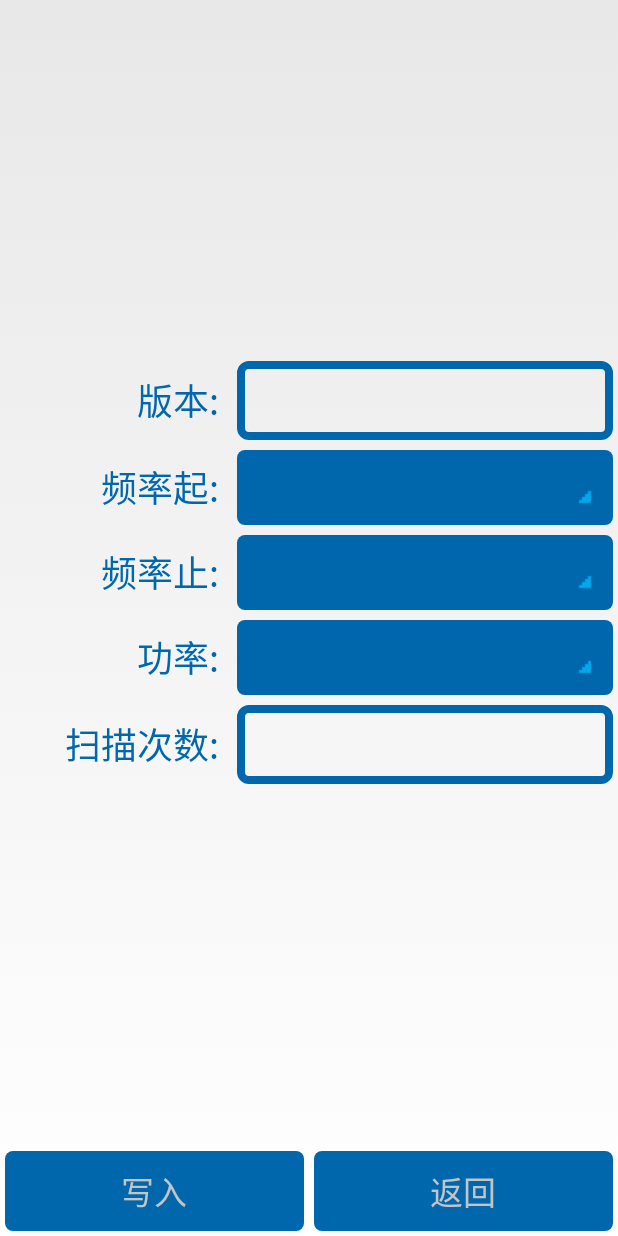
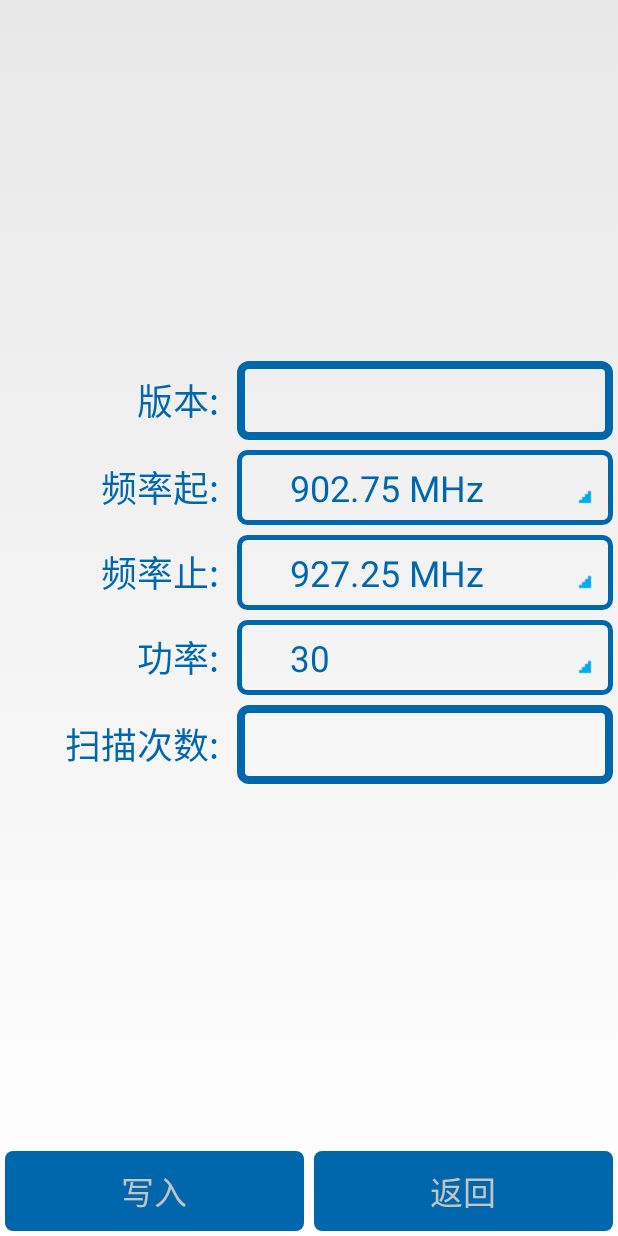
Before and after one commit to savageno1/ChingluhAndroid, an Android app: the ScanLabelSetActivity screen opened directly, with no data from a screen before it, on a phone screen of 412 x 824 dp. Run offline under Robolectric (Android 15) with nearby library versions, the phone set to English and light mode, and no system bars; network calls fail.

Commit message:
调整页面布局及页面导向

```diff
--- a/chingluh_android_app/src/main/java/com/chingluh/android/activity/withoutlogin/scanlabel/ScanLabelSetActivity.java
+++ b/chingluh_android_app/src/main/java/com/chingluh/android/activity/withoutlogin/scanlabel/ScanLabelSetActivity.java
@@ -3,6 +3,9 @@ package com.chingluh.android.activity.withoutlogin.scanlabel;
 import android.app.Activity;
 import android.os.Bundle;
 import android.view.View;
+import android.widget.Adapter;
+import android.widget.ArrayAdapter;
+import android.widget.Spinner;
 
 import com.chingluh.android.R;
 import com.chingluh.android.thread.ScanLabelOpenThread;
@@ -30,6 +33,24 @@ public class ScanLabelSetActivity extends Activity{
 		super.onCreate(savedInstanceState);
 		setContentView(R.layout.activity_scanlabel_set);
 		//
+		Spinner spinnerDMin=(Spinner)findViewById(R.id.spinner_ScanLabel_DMin);
+		ArrayAdapter<CharSequence> arrayAdapterDMin=ArrayAdapter.createFromResource(this,R.array.Spinner_Items_Frequencies,android.R.layout.simple_spinner_item);
+		arrayAdapterDMin.setDropDownViewResource(android.R.layout.simple_spinner_dropdown_item);
+		spinnerDMin.setAdapter(arrayAdapterDMin);
+		spinnerDMin.setSelection(0,true);
+		//
+		Spinner spinnerDMax=(Spinner)findViewById(R.id.spinner_ScanLabel_DMax);
+		ArrayAdapter<CharSequence> arrayAdapterDMax=ArrayAdapter.createFromResource(this,R.array.Spinner_Items_Frequencies,android.R.layout.simple_spinner_item);
+		arrayAdapterDMax.setDropDownViewResource(android.R.layout.simple_spinner_dropdown_item);
+		spinnerDMax.setAdapter(arrayAdapterDMax);
+		spinnerDMax.setSelection(arrayAdapterDMax.getCount()-1,true);
+		//
+		Spinner spinnerPower=(Spinner)findViewById(R.id.spinner_ScanLabel_Power);
+		ArrayAdapter<CharSequence> arrayAdapterPower=ArrayAdapter.createFromResource(this,R.array.Spinner_Items_Powers,android.R.layout.simple_spinner_item);
+		arrayAdapterPower.setDropDownViewResource(android.R.layout.simple_spinner_dropdown_item);
+		spinnerPower.setAdapter(arrayAdapterPower);
+		spinnerPower.setSelection(arrayAdapterPower.getCount()-1,true);
+		//
 		findViewById(R.id.buttonScanLabelWrite).setOnClickListener(onClickListener);
 		findViewById(R.id.buttonScanLabelBack).setOnClickListener(onClickListener);
 	}
--- a/chingluh_android_app/src/main/res/drawable/spinner_background.xml
+++ b/chingluh_android_app/src/main/res/drawable/spinner_background.xml
@@ -4,10 +4,11 @@
 		<layer-list>
 			<item>
 				<shape android:shape="rectangle">
-					<solid android:color="@color/Chingluh_Blue" />
+					<solid android:color="@color/Chingluh_Transparent" />
 					<corners android:radius="5dip" />
 					<size android:height="50dip" />
 					<padding android:bottom="3dip" android:left="3dip" android:right="3dip" android:top="3dip" />
+					<stroke android:width="3dip" android:color="@color/Chingluh_Blue"/>
 				</shape>
 			</item>
 			<item>
--- a/chingluh_android_app/src/main/res/layout/activity_scanlabel_set.xml
+++ b/chingluh_android_app/src/main/res/layout/activity_scanlabel_set.xml
@@ -54,7 +54,9 @@
 				android:layout_width="fill_parent"
 				android:layout_height="50dip"
 				android:layout_weight="0.3"
-				android:layout_margin="3dip" />
+				android:layout_margin="3dip"
+				android:paddingEnd="30dip"
+				android:paddingStart="30dip" />
 		</TableRow>
 
 		<TableRow
@@ -76,7 +78,9 @@
 				android:layout_width="fill_parent"
 				android:layout_height="50dip"
 				android:layout_weight="0.3"
-				android:layout_margin="3dip" />
+				android:layout_margin="3dip"
+				android:paddingEnd="30dip"
+				android:paddingStart="30dip" />
 		</TableRow>
 
 		<TableRow
@@ -98,7 +102,9 @@
 				android:layout_width="fill_parent"
 				android:layout_height="50dip"
 				android:layout_weight="0.3"
-				android:layout_margin="3dip" />
+				android:layout_margin="3dip"
+				android:paddingEnd="30dip"
+				android:paddingStart="30dip" />
 		</TableRow>
 
 		<TableRow
--- a/chingluh_android_app/src/main/res/layout/spinner_item_company.xml
+++ b/chingluh_android_app/src/main/res/layout/spinner_item_company.xml
@@ -1,17 +1,17 @@
 <?xml version="1.0" encoding="utf-8"?>
 <LinearLayout xmlns:android="http://schemas.android.com/apk/res/android"
 	android:layout_width="fill_parent"
-	android:layout_height="match_parent"
-	android:background="@color/Chingluh_Blue"
-	android:gravity="center"
-	android:orientation="horizontal">
+	android:layout_height="fill_parent"
+	android:layout_gravity="center_horizontal"
+	android:background="@color/Chingluh_Transparent"
+	android:orientation="vertical">
 
 	<TextView
 		android:id="@+id/textViewCompanyName"
 		android:layout_width="fill_parent"
-		android:layout_height="match_parent"
+		android:layout_height="wrap_content"
 		android:background="@color/Chingluh_Transparent"
-		android:gravity="center"
-		android:textColor="@color/Chingluh_Gray"
+		android:gravity="center_vertical"
+		android:textColor="@color/Chingluh_Blue"
 		android:textSize="20sp" />
 </LinearLayout>
--- a/chingluh_android_app/src/main/res/values/strings.xml
+++ b/chingluh_android_app/src/main/res/values/strings.xml
@@ -41,4 +41,89 @@
 	<string name="TextView_ScanLabel_DMax">频率止:</string>
 	<string name="TextView_ScanLabel_Power">功率:</string>
 	<string name="TextView_ScanLabel_Time">扫描次数:</string>
+	<string-array name="Spinner_Items_Frequencies">
+		<item>902.75 MHz</item>
+		<item>903.25 MHz</item>
+		<item>903.75 MHz</item>
+		<item>904.25 MHz</item>
+		<item>904.75 MHz</item>
+		<item>905.25 MHz</item>
+		<item>905.75 MHz</item>
+		<item>906.25 MHz</item>
+		<item>906.75 MHz</item>
+		<item>907.25 MHz</item>
+		<item>907.75 MHz</item>
+		<item>908.25 MHz</item>
+		<item>908.75 MHz</item>
+		<item>909.25 MHz</item>
+		<item>909.75 MHz</item>
+		<item>910.25 MHz</item>
+		<item>910.75 MHz</item>
+		<item>911.25 MHz</item>
+		<item>911.75 MHz</item>
+		<item>912.25 MHz</item>
+		<item>912.75 MHz</item>
+		<item>913.25 MHz</item>
+		<item>913.75 MHz</item>
+		<item>914.25 MHz</item>
+		<item>914.75 MHz</item>
+		<item>915.25 MHz</item>
+		<item>915.75 MHz</item>
+		<item>916.25 MHz</item>
+		<item>916.75 MHz</item>
+		<item>917.25 MHz</item>
+		<item>917.75 MHz</item>
+		<item>918.25 MHz</item>
+		<item>918.75 MHz</item>
+		<item>919.25 MHz</item>
+		<item>919.75 MHz</item>
+		<item>920.25 MHz</item>
+		<item>920.75 MHz</item>
+		<item>921.25 MHz</item>
+		<item>921.75 MHz</item>
+		<item>922.25 MHz</item>
+		<item>922.75 MHz</item>
+		<item>923.25 MHz</item>
+		<item>923.75 MHz</item>
+		<item>924.25 MHz</item>
+		<item>924.75 MHz</item>
+		<item>925.25 MHz</item>
+		<item>925.75 MHz</item>
+		<item>926.25 MHz</item>
+		<item>926.75 MHz</item>
+		<item>927.25 MHz</item>
+	</string-array>
+	<string-array name="Spinner_Items_Powers">
+		<item>0</item>
+		<item>1</item>
+		<item>2</item>
+		<item>3</item>
+		<item>4</item>
+		<item>5</item>
+		<item>6</item>
+		<item>7</item>
+		<item>8</item>
+		<item>9</item>
+		<item>10</item>
+		<item>11</item>
+		<item>12</item>
+		<item>13</item>
+		<item>14</item>
+		<item>15</item>
+		<item>16</item>
+		<item>17</item>
+		<item>18</item>
+		<item>19</item>
+		<item>20</item>
+		<item>21</item>
+		<item>22</item>
+		<item>23</item>
+		<item>24</item>
+		<item>25</item>
+		<item>26</item>
+		<item>27</item>
+		<item>28</item>
+		<item>29</item>
+		<item>30</item>
+	</string-array>
 </resources>
```
